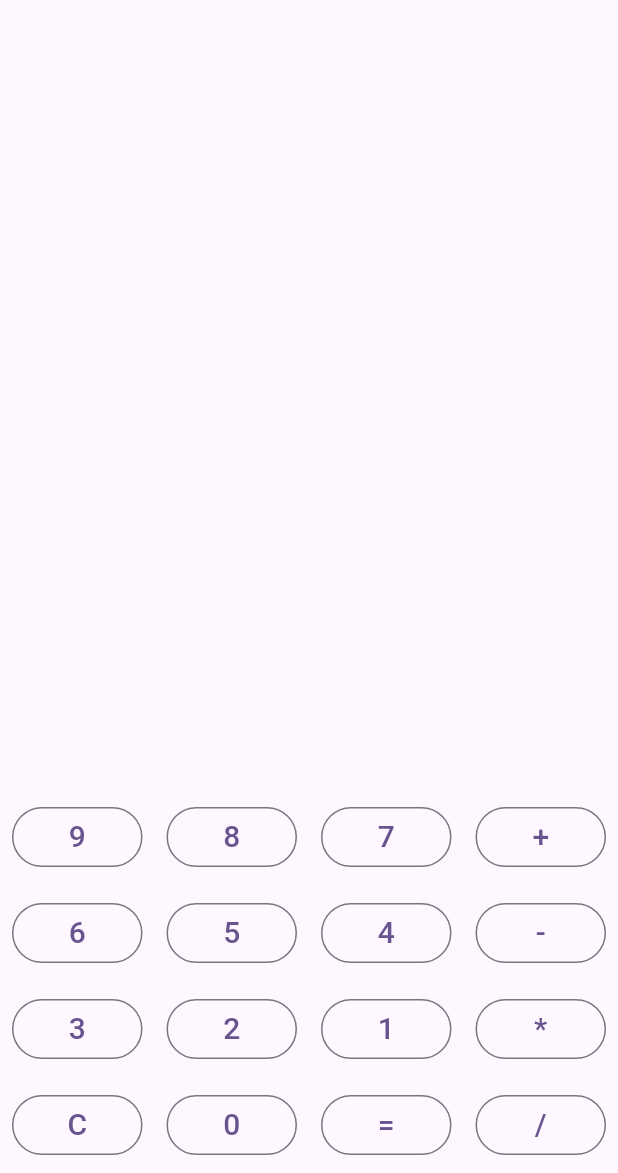
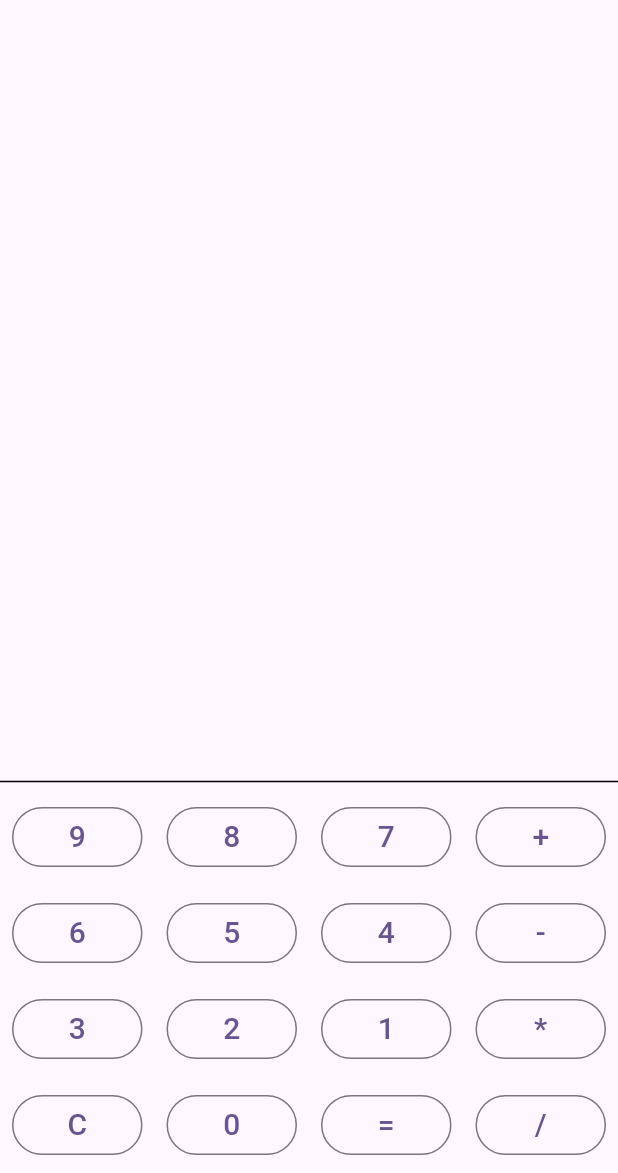
Before and after one commit to alkas930/testrepo, a Flutter app: the MyCalculator screen opened directly, on a phone screen of 412 x 824 dp, the part 63-1236 px from its top. Run offline on Flutter 3.47's test engine with Material 3 defaults, Android fonts, the light colour scheme and no system bars.

Commit message:
first commit

```diff
--- a/lib/calculator.dart
+++ b/lib/calculator.dart
@@ -92,6 +92,10 @@ class _MyCalculatorState extends State<MyCalculator> {
               ],
             ),
           ),
+          Divider(
+            color: Colors.black,
+            height: 10,
+          ),
           Row(
             children: [
               customeButton('9'),
```
